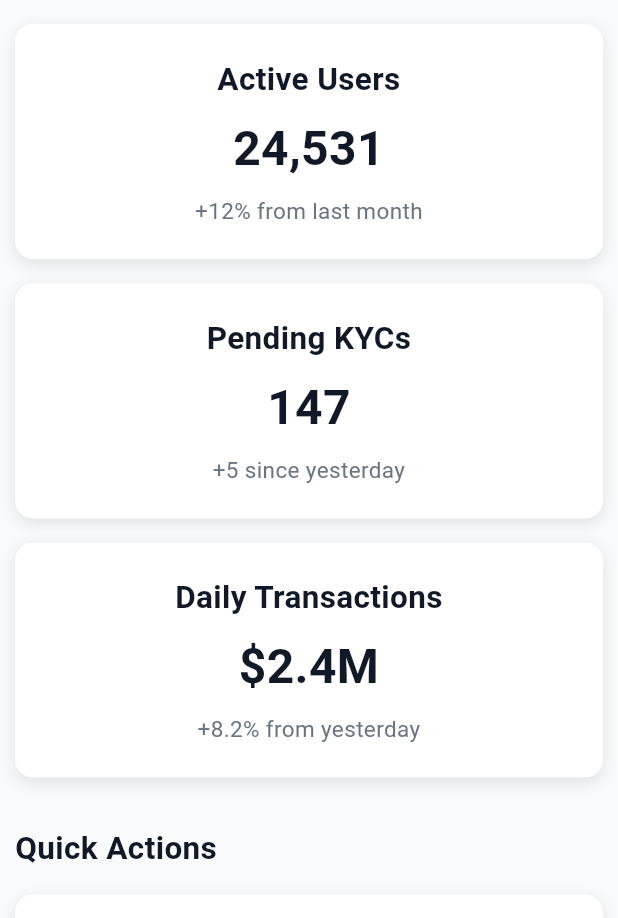
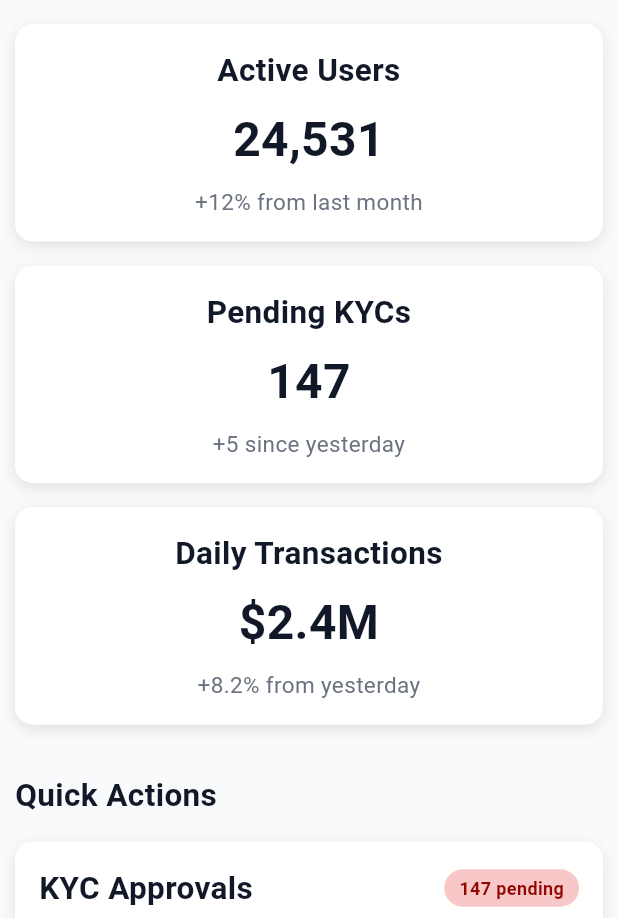
Before and after one commit to Khushavant21/flutter_neo, a Flutter app: the ResponsiveAdminLayout screen opened by its route, after a tap on the "menu" icon, after a tap on the "search" icon, on a phone screen of 412 x 824 dp, the part 318-1236 px from its top. Run offline on Flutter 3.47's test engine with Material 3 defaults, Android fonts, the phone set to English and light mode, and no system bars; our stand-ins replace fl_chart, font_awesome_flutter, pdf, printing; Roboto replaces fonts that are missing (Poppins).

Commit message:
added the filesssss

```diff
--- a/lib/widgets/admin_dashboard/DashboardPage.dart
+++ b/lib/widgets/admin_dashboard/DashboardPage.dart
@@ -2,7 +2,6 @@
 import 'package:flutter/material.dart';
 import 'package:font_awesome_flutter/font_awesome_flutter.dart';
 import '../admin_dashboard/admin_dashboard_styles.dart';
-// import '../admin_top_navbar.dart';
 
 class DashboardPage extends StatefulWidget {
   const DashboardPage({super.key});
@@ -12,36 +11,42 @@ class DashboardPage extends StatefulWidget {
 }
 
 class _DashboardPageState extends State<DashboardPage> {
+  final ScrollController _scrollController = ScrollController();
+
+  @override
+  void dispose() {
+    _scrollController.dispose();
+    super.dispose();
+  }
+
   @override
   Widget build(BuildContext context) {
     return Scaffold(
       backgroundColor: DashboardColors.background,
       body: Column(
         children: [
-          // const TopNavbar(),
           Expanded(
-            child: SingleChildScrollView(
-              child: Column(
-                crossAxisAlignment: CrossAxisAlignment.start,
-                children: [
+            child: CustomScrollView(
+              controller: _scrollController,
+              physics: const BouncingScrollPhysics(), // Smooth scrolling
+              slivers: [
                 // Red Header Banner
-                  _buildRedHeader(),
+                SliverToBoxAdapter(child: _buildRedHeader()),
 
                 // Main Content with Padding
-                  Padding(
+                SliverPadding(
                   padding: DashboardStyles.getContainerPadding(context),
-                    child: Column(
-                      crossAxisAlignment: CrossAxisAlignment.start,
-                      children: [
+                  sliver: SliverList(
+                    delegate: SliverChildListDelegate([
                       // Welcome Text
                       _buildWelcomeText(),
                       const SizedBox(height: DashboardStyles.spacingMd),
 
-                        // NeoBank Statistics Cards (Active Users, Pending KYCs, Daily Transactions)
+                      // NeoBank Statistics Cards
                       _buildNeoBankStatsGrid(),
                       const SizedBox(height: DashboardStyles.spacingXl),
 
-                        // Quick Actions (KYC Approvals, Transaction Reviews, Loan Applications)
+                      // Quick Actions
                       _buildQuickActions(),
                       const SizedBox(height: DashboardStyles.spacingXl),
 
@@ -55,11 +60,11 @@ class _DashboardPageState extends State<DashboardPage> {
 
                       // Recent Activity & Quick Actions
                       _buildBottomSection(),
-                      ],
+                      const SizedBox(height: DashboardStyles.spacingXl),
+                    ]),
                   ),
                 ),
               ],
-              ),
             ),
           ),
         ],
@@ -93,7 +98,6 @@ class _DashboardPageState extends State<DashboardPage> {
     );
   }
 
-  // Welcome Text
   Widget _buildWelcomeText() {
     return Center(
       child: RichText(
@@ -148,17 +152,17 @@ class _DashboardPageState extends State<DashboardPage> {
           crossAxisCount = 2;
         }
 
-        return GridView.builder(
-          shrinkWrap: true,
-          physics: const NeverScrollableScrollPhysics(),
-          gridDelegate: SliverGridDelegateWithFixedCrossAxisCount(
-            crossAxisCount: crossAxisCount,
-            crossAxisSpacing: DashboardStyles.spacingMd,
-            mainAxisSpacing: DashboardStyles.spacingMd,
-            childAspectRatio: DashboardStyles.isMobile(context) ? 2.5 : 1.8,
-          ),
-          itemCount: stats.length,
-          itemBuilder: (context, index) => _buildNeoBankStatCard(stats[index]),
+        // Convert GridView to Wrap for better performance
+        return Wrap(
+          spacing: DashboardStyles.spacingMd,
+          runSpacing: DashboardStyles.spacingMd,
+          children: stats.map((stat) {
+            double cardWidth = (constraints.maxWidth - (DashboardStyles.spacingMd * (crossAxisCount - 1))) / crossAxisCount;
+            return SizedBox(
+              width: cardWidth,
+              child: _buildNeoBankStatCard(stat),
+            );
+          }).toList(),
         );
       },
     );
@@ -247,17 +251,17 @@ class _DashboardPageState extends State<DashboardPage> {
               crossAxisCount = 2;
             }
 
-            return GridView.builder(
-              shrinkWrap: true,
-              physics: const NeverScrollableScrollPhysics(),
-              gridDelegate: SliverGridDelegateWithFixedCrossAxisCount(
-                crossAxisCount: crossAxisCount,
-                crossAxisSpacing: DashboardStyles.spacingMd,
-                mainAxisSpacing: DashboardStyles.spacingMd,
-                childAspectRatio: DashboardStyles.isSmallMobile(context) ? 1.3 : 1.5,
-              ),
-              itemCount: actions.length,
-              itemBuilder: (context, index) => _buildQuickActionCard(actions[index]),
+            // Convert to Wrap for better scrolling
+            return Wrap(
+              spacing: DashboardStyles.spacingMd,
+              runSpacing: DashboardStyles.spacingMd,
+              children: actions.map((action) {
+                double cardWidth = (constraints.maxWidth - (DashboardStyles.spacingMd * (crossAxisCount - 1))) / crossAxisCount;
+                return SizedBox(
+                  width: cardWidth,
+                  child: _buildQuickActionCard(action),
+                );
+              }).toList(),
             );
           },
         ),
@@ -271,6 +275,7 @@ class _DashboardPageState extends State<DashboardPage> {
       decoration: DashboardStyles.actionCardDecoration,
       child: Column(
         crossAxisAlignment: CrossAxisAlignment.start,
+        mainAxisSize: MainAxisSize.min,
         children: [
           Row(
             mainAxisAlignment: MainAxisAlignment.spaceBetween,
@@ -296,7 +301,7 @@ class _DashboardPageState extends State<DashboardPage> {
             action.description,
             style: DashboardStyles.sectionSubStyle,
           ),
-          const Spacer(),
+          const SizedBox(height: DashboardStyles.spacingMd),
           SizedBox(
             width: double.infinity,
             child: ElevatedButton(
@@ -371,6 +376,7 @@ class _DashboardPageState extends State<DashboardPage> {
       decoration: DashboardStyles.actionCardDecoration,
       child: Column(
         crossAxisAlignment: CrossAxisAlignment.start,
+        mainAxisSize: MainAxisSize.min,
         children: [
           const Text(
             'Recent Transactions',
@@ -382,12 +388,10 @@ class _DashboardPageState extends State<DashboardPage> {
             style: DashboardStyles.sectionSubStyle,
           ),
           const SizedBox(height: DashboardStyles.spacingMd),
-          ListView.builder(
-            shrinkWrap: true,
-            physics: const NeverScrollableScrollPhysics(),
-            itemCount: transactions.length,
-            itemBuilder: (context, index) {
-              final txn = transactions[index];
+          // Replace ListView with Column for better performance
+          ...transactions.asMap().entries.map((entry) {
+            final index = entry.key;
+            final txn = entry.value;
             return Container(
               decoration: index < transactions.length - 1
                   ? DashboardStyles.transactionItemDecoration
@@ -482,8 +486,7 @@ class _DashboardPageState extends State<DashboardPage> {
                       ],
                     ),
             );
-            },
-          ),
+          }).toList(),
           const SizedBox(height: DashboardStyles.spacingMd),
           SizedBox(
             width: double.infinity,
@@ -541,6 +544,7 @@ class _DashboardPageState extends State<DashboardPage> {
       decoration: DashboardStyles.actionCardDecoration,
       child: Column(
         crossAxisAlignment: CrossAxisAlignment.start,
+        mainAxisSize: MainAxisSize.min,
         children: [
           const Text(
             'System Alerts',
@@ -552,12 +556,10 @@ class _DashboardPageState extends State<DashboardPage> {
             style: DashboardStyles.sectionSubStyle,
           ),
           const SizedBox(height: DashboardStyles.spacingMd),
-          ListView.builder(
-            shrinkWrap: true,
-            physics: const NeverScrollableScrollPhysics(),
-            itemCount: alerts.length,
-            itemBuilder: (context, index) {
-              final alert = alerts[index];
+          // Replace ListView with Column
+          ...alerts.asMap().entries.map((entry) {
+            final index = entry.key;
+            final alert = entry.value;
             return Padding(
               padding: EdgeInsets.only(
                 bottom: index < alerts.length - 1 ? DashboardStyles.spacing12 : 0,
@@ -614,8 +616,7 @@ class _DashboardPageState extends State<DashboardPage> {
                 ),
               ),
             );
-            },
-          ),
+          }).toList(),
         ],
       ),
     );
@@ -661,17 +662,21 @@ class _DashboardPageState extends State<DashboardPage> {
       ),
     ];
 
-    return GridView.builder(
-      shrinkWrap: true,
-      physics: const NeverScrollableScrollPhysics(),
-      gridDelegate: SliverGridDelegateWithFixedCrossAxisCount(
-        crossAxisCount: DashboardStyles.getGridColumns(context),
-        crossAxisSpacing: DashboardStyles.spacingMd,
-        mainAxisSpacing: DashboardStyles.spacingMd,
-        childAspectRatio: DashboardStyles.isMobile(context) ? 2.5 : 2.2,
-      ),
-      itemCount: stats.length,
-      itemBuilder: (context, index) => _buildStatCard(stats[index]),
+    return LayoutBuilder(
+      builder: (context, constraints) {
+        int crossAxisCount = DashboardStyles.getGridColumns(context);
+        return Wrap(
+          spacing: DashboardStyles.spacingMd,
+          runSpacing: DashboardStyles.spacingMd,
+          children: stats.map((stat) {
+            double cardWidth = (constraints.maxWidth - (DashboardStyles.spacingMd * (crossAxisCount - 1))) / crossAxisCount;
+            return SizedBox(
+              width: cardWidth,
+              child: _buildStatCard(stat),
+            );
+          }).toList(),
+        );
+      },
     );
   }
 
@@ -734,17 +739,28 @@ class _DashboardPageState extends State<DashboardPage> {
   // ============================================
 
   Widget _buildBottomSection() {
-    return GridView.count(
-      shrinkWrap: true,
-      physics: const NeverScrollableScrollPhysics(),
-      crossAxisCount: DashboardStyles.getChartGridColumns(context),
-      crossAxisSpacing: DashboardStyles.spacingMd,
-      mainAxisSpacing: DashboardStyles.spacingMd,
-      childAspectRatio: DashboardStyles.isMobile(context) ? 0.9 : 1.2,
+    return LayoutBuilder(
+      builder: (context, constraints) {
+        int crossAxisCount = DashboardStyles.getChartGridColumns(context);
+        if (constraints.maxWidth < 768) {
+          return Column(
             children: [
               _buildRecentActivityCard(),
+              const SizedBox(height: DashboardStyles.spacingMd),
               _buildQuickActionsCard(),
             ],
+          );
+        } else {
+          return Row(
+            crossAxisAlignment: CrossAxisAlignment.start,
+            children: [
+              Expanded(child: _buildRecentActivityCard()),
+              const SizedBox(width: DashboardStyles.spacingMd),
+              Expanded(child: _buildQuickActionsCard()),
+            ],
+          );
+        }
+      },
     );
   }
 
@@ -785,6 +801,7 @@ class _DashboardPageState extends State<DashboardPage> {
       padding: const EdgeInsets.all(DashboardStyles.spacingMd),
       child: Column(
         crossAxisAlignment: CrossAxisAlignment.start,
+        mainAxisSize: MainAxisSize.min,
         children: [
           Row(
             mainAxisAlignment: MainAxisAlignment.spaceBetween,
@@ -798,16 +815,13 @@ class _DashboardPageState extends State<DashboardPage> {
             ],
           ),
           const SizedBox(height: DashboardStyles.spacingMd),
-          Expanded(
-            child: ListView.separated(
-              itemCount: activities.length,
-              separatorBuilder: (context, index) => const Divider(
-                height: DashboardStyles.spacingMd,
-                color: DashboardColors.borderLight,
-              ),
-              itemBuilder: (context, index) {
-                final activity = activities[index];
-                return ListTile(
+          // Replace ListView with Column
+          ...activities.asMap().entries.map((entry) {
+            final index = entry.key;
+            final activity = entry.value;
+            return Column(
+              children: [
+                ListTile(
                   contentPadding: EdgeInsets.zero,
                   leading: Container(
                     padding: const EdgeInsets.all(10),
@@ -823,10 +837,15 @@ class _DashboardPageState extends State<DashboardPage> {
                   ),
                   subtitle: Text(activity.subtitle, style: DashboardStyles.captionStyle),
                   trailing: Text(activity.time, style: DashboardStyles.captionStyle),
+                ),
+                if (index < activities.length - 1)
+                  const Divider(
+                    height: DashboardStyles.spacingMd,
+                    color: DashboardColors.borderLight,
+                  ),
+              ],
             );
-              },
-            ),
-          ),
+          }).toList(),
         ],
       ),
     );
@@ -865,21 +884,18 @@ class _DashboardPageState extends State<DashboardPage> {
       padding: const EdgeInsets.all(DashboardStyles.spacingMd),
       child: Column(
         crossAxisAlignment: CrossAxisAlignment.start,
+        mainAxisSize: MainAxisSize.min,
         children: [
           Text('Quick Actions', style: DashboardStyles.subheadingStyle),
           const SizedBox(height: DashboardStyles.spacingMd),
-          Expanded(
-            child: GridView.builder(
-              gridDelegate: const SliverGridDelegateWithFixedCrossAxisCount(
-                crossAxisCount: 2,
-                crossAxisSpacing: DashboardStyles.spacingMd,
-                mainAxisSpacing: DashboardStyles.spacingMd,
-                childAspectRatio: 1.3,
-              ),
-              itemCount: actions.length,
-              itemBuilder: (context, index) {
-                final action = actions[index];
-                return InkWell(
+          Wrap(
+            spacing: DashboardStyles.spacingMd,
+            runSpacing: DashboardStyles.spacingMd,
+            children: actions.map((action) {
+              return SizedBox(
+                width: (MediaQuery.of(context).size.width -
+                        DashboardStyles.spacingMd * 5) / 2,
+                child: InkWell(
                   onTap: () {
                     Navigator.pushNamed(context, action.route);
                   },
@@ -907,9 +923,9 @@ class _DashboardPageState extends State<DashboardPage> {
                       ],
                     ),
                   ),
+                ),
               );
-              },
-            ),
+            }).toList(),
           ),
         ],
       ),
--- a/lib/widgets/admin_loan/admin_loan_page.dart
+++ b/lib/widgets/admin_loan/admin_loan_page.dart
@@ -229,7 +229,7 @@ class _AdminLoanPageState extends State<AdminLoanPage> {
         const SizedBox(width: 10),
         Expanded(
           child: DropdownButtonFormField<String>(
-            initialValue: statusFilter,
+            value: statusFilter,
             decoration: InputDecoration(
               contentPadding: const EdgeInsets.symmetric(horizontal: 12, vertical: 10),
               border: OutlineInputBorder(
@@ -283,24 +283,7 @@ class _AdminLoanPageState extends State<AdminLoanPage> {
           dataRowMaxHeight: 60,
           columns: _buildColumns(),
           rows: paginatedLoans.isEmpty
-              ? [
-                  DataRow(
-                    color: WidgetStateProperty.all(Colors.transparent),
-                    cells: [
-                      const DataCell(
-                        SizedBox(
-                          width: 600,
-                          child: Center(
-                            child: Text(
-                              'No loans found',
-                              style: TextStyle(color: Colors.grey, fontStyle: FontStyle.italic),
-                            ),
-                          ),
-                        ),
-                      ),
-                    ],
-                  ),
-                ]
+              ? [_buildEmptyRow()]
               : paginatedLoans.map((loan) => _buildRow(loan)).toList(),
         ),
       ),
@@ -335,6 +318,26 @@ class _AdminLoanPageState extends State<AdminLoanPage> {
         DataColumn(label: Text('Actions', style: TextStyle(fontWeight: FontWeight.w600))),
       ];
     }
+  }
+
+  DataRow _buildEmptyRow() {
+    final columnCount = activeTab == "applications" ? 9 : 11;
+    return DataRow(
+      color: WidgetStateProperty.all(Colors.transparent),
+      cells: List.generate(
+        columnCount,
+        (index) => index == 0
+            ? const DataCell(
+                Center(
+                  child: Text(
+                    'No loans found',
+                    style: TextStyle(color: Colors.grey, fontStyle: FontStyle.italic),
+                  ),
+                ),
+              )
+            : const DataCell(SizedBox.shrink()),
+      ),
+    );
   }
 
   DataRow _buildRow(Map<String, dynamic> loan) {
@@ -473,6 +476,8 @@ class _AdminLoanPageState extends State<AdminLoanPage> {
   }
 
   Widget _buildPagination() {
+    if (totalPages == 0) return const SizedBox.shrink();
+
     return Wrap(
       spacing: 8,
       alignment: WrapAlignment.end,
--- a/lib/widgets/admin_sidebar.dart
+++ b/lib/widgets/admin_sidebar.dart
@@ -159,7 +159,7 @@ class _AdminSidebarState extends State<AdminSidebar> {
                       Text(
                         'Administrator',
                         style: TextStyle(
-                          color: Colors.grey,
+                          color: Colors.black87,
                           fontSize: 12,
                           fontWeight: FontWeight.w400,
                         ),
```
Lines whose indentation alone changed are shown as unchanged.
